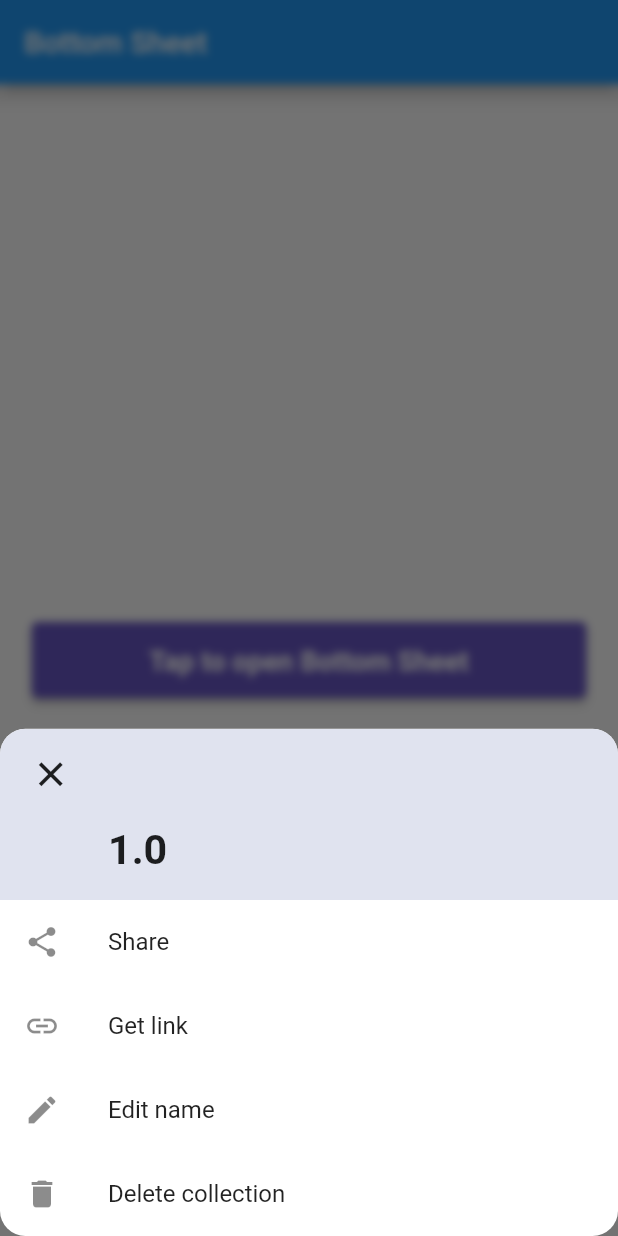
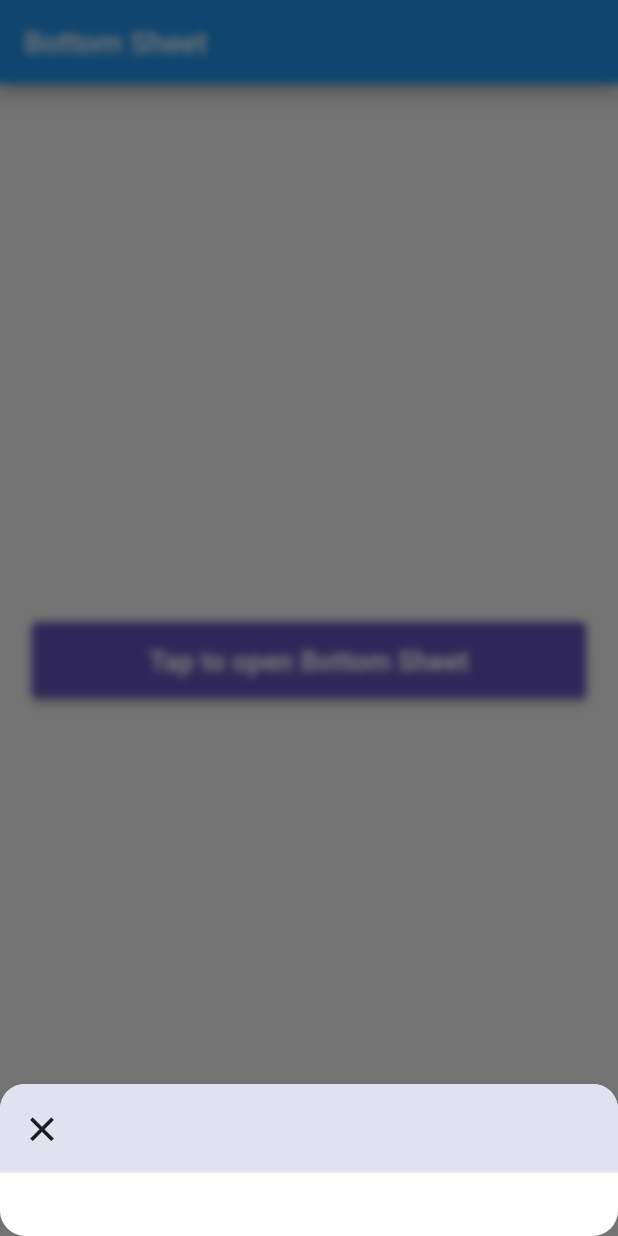
Before and after one commit to Sykyapps/aegis, a Flutter app: the BottomSheetScreen screen opened by its route, after a tap on "Tap to open Bottom Sheet", on a phone screen of 412 x 824 dp. Run offline on Flutter 3.47's test engine with Material 2 defaults, Android fonts, the light colour scheme and no system bars; our stand-ins replace flutter_hooks, flutter_screenutil, flutter_spinkit, flutter_svg, form_validator, get_it and 1 more; Roboto replaces fonts that are missing (Uni Neue).

Commit message:
Add bottomsheet by @yos-syky to example

```diff
--- a/example/lib/features/bottomsheet/bottomsheet_screen.dart
+++ b/example/lib/features/bottomsheet/bottomsheet_screen.dart
@@ -22,11 +22,39 @@ class BottomSheetScreen extends StatelessWidget {
           label: 'Tap to open Bottom Sheet',
           onPressed: () {
             log('Button pressed');
+            var mq = MediaQuery.of(context);
             showModalBottomSheet(
               context: context,
               // barrierColor: Colors.transparent,
               backgroundColor: Colors.transparent,
+              isScrollControlled: true,
+              constraints: BoxConstraints(
+                maxHeight: mq.size.height - mq.viewPadding.top,
+              ),
+
               builder: (context) {
+                return SkBottomSheet();
+              },
+            );
+          },
+        ),
+      ),
+    );
+  }
+}
+
+class SkBottomSheet extends StatelessWidget {
+  const SkBottomSheet({
+    Key? key,
+    this.child,
+    this.useDraggableScrollableSheet = false,
+  }) : super(key: key);
+
+  final bool useDraggableScrollableSheet;
+  final Widget? child;
+
+  @override
+  Widget build(BuildContext context) {
     return BackdropFilter(
       filter: ImageFilter.blur(
         sigmaX: Shadow.convertRadiusToSigma(4),
@@ -38,39 +66,30 @@ class BottomSheetScreen extends StatelessWidget {
           borderRadius: BorderRadius.circular(16).r,
           color: AegisColors.neutral0,
         ),
-                    child: CustomScrollView(
+        child: useDraggableScrollableSheet
+            ? DraggableScrollableSheet(
+                expand: false,
+                builder: (context, scrollController) {
+                  return CustomScrollView(
+                    controller: scrollController,
                     shrinkWrap: true,
                     slivers: [
                       const _Header(),
                       SliverToBoxAdapter(
-                          child: Column(
-                            children: const [
-                              ListTile(
-                                leading: Icon(Icons.share),
-                                title: Text('Share'),
-                              ),
-                              ListTile(
-                                leading: Icon(Icons.link),
-                                title: Text('Get link'),
-                              ),
-                              ListTile(
-                                leading: Icon(Icons.edit),
-                                title: Text('Edit name'),
-                              ),
-                              ListTile(
-                                leading: Icon(Icons.delete),
-                                title: Text('Delete collection'),
-                              ),
-                            ],
-                          ),
+                        child: child ?? Padding(padding: EdgeInsets.all(20.r)),
                       )
                     ],
-                    ),
-                  ),
                   );
                 },
-            );
-          },
+              )
+            : CustomScrollView(
+                shrinkWrap: true,
+                slivers: [
+                  const _Header(),
+                  SliverToBoxAdapter(
+                    child: child ?? Padding(padding: EdgeInsets.all(20.r)),
+                  )
+                ],
               ),
       ),
     );
@@ -83,8 +102,6 @@ class _Header extends StatelessWidget {
   }) : super(key: key);
 
   static final double height = 56.r;
-  static final double expandedHeight = 108.r;
-  static final double leadingWidth = 64.r;
 
   @override
   Widget build(BuildContext context) {
@@ -97,31 +114,8 @@ class _Header extends StatelessWidget {
         onPressed: () {},
       ),
       toolbarHeight: height,
-      leadingWidth: leadingWidth,
-      expandedHeight: expandedHeight,
       backgroundColor: AegisColors.neutral200,
       foregroundColor: AegisColors.neutral500,
-      flexibleSpace: LayoutBuilder(
-        builder: (context, constraint) {
-          double difference(double a, double b) {
-            return (a - b).abs();
-          }
-
-          var currentHeight = constraint.biggest.height;
-          // var scale = difference(currentHeight, height) /
-          //     difference(height, expandedHeight);
-          return FlexibleSpaceBar(
-            centerTitle: false,
-            expandedTitleScale: 1,
-            title: Text(
-              '${difference(currentHeight, height) / difference(height, expandedHeight)}',
-              style: AegisFont.headlineMedium.copyWith(
-                color: AegisColors.neutral500,
-              ),
-            ),
-          );
-        },
-      ),
     );
   }
 }
```
Lines whose indentation alone changed are shown as unchanged.
